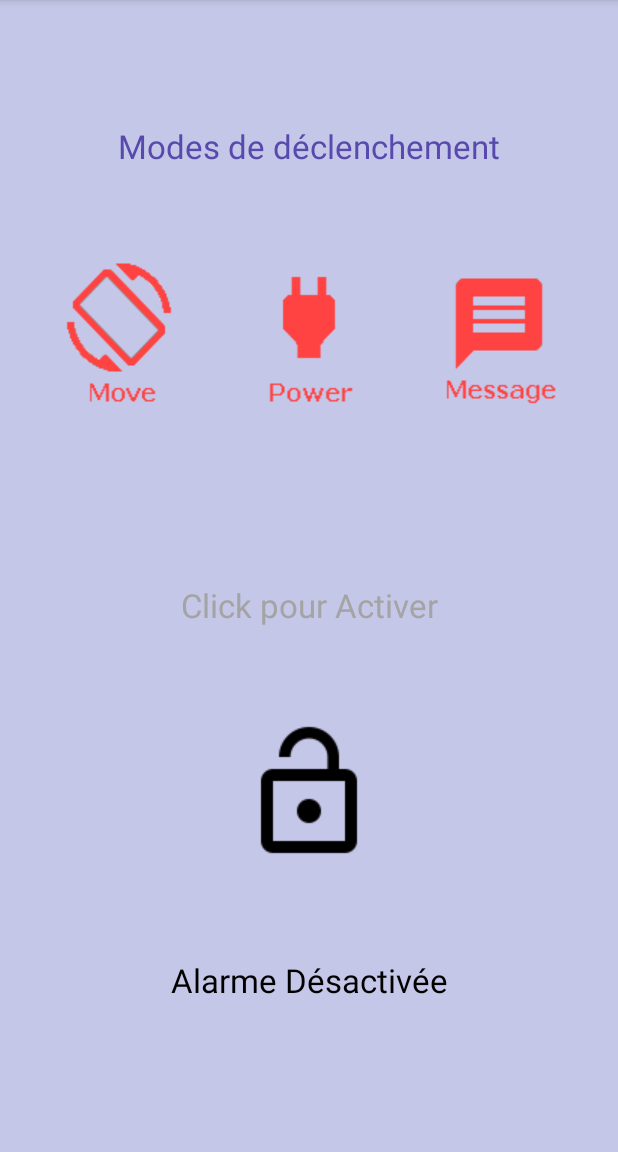
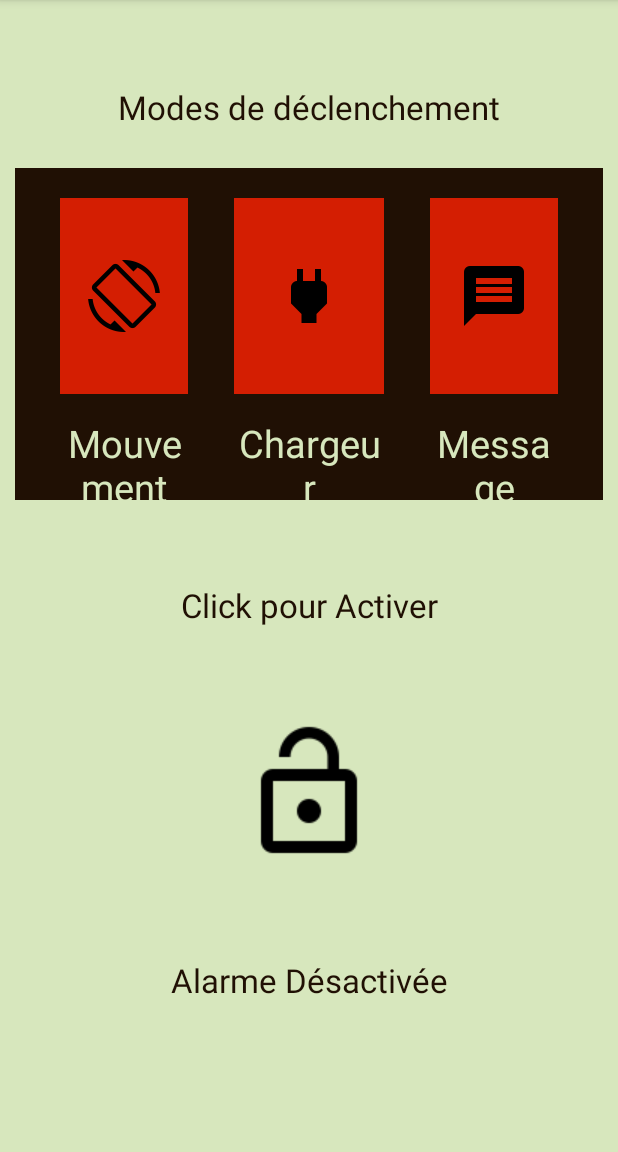
Before and after one commit to BenjaminDish/Thief_Catcher, an Android app: the screen it shows after launch (MainActivity), on a phone screen of 412 x 824 dp, the part 84-1236 px from its top. Run offline under Robolectric (Android 15) with nearby library versions, the phone set to English and light mode, and no system bars.

Commit message:
Refonte du layout

```diff
--- a/app/src/main/java/com/example/benjamin/thief_catcher/AlarmActivity.java
+++ b/app/src/main/java/com/example/benjamin/thief_catcher/AlarmActivity.java
@@ -46,12 +46,12 @@ public class AlarmActivity extends AppCompatActivity implements SensorEventListe
     private FragmentManager fragmentManager;
     private SharedPreferences sharedPref;
     private Intent intent;
-    private ImageButton imageButtonUnlock;
     private Boolean useCharge;
     private Boolean useMove;
     private Boolean useSms;
     private double motionSensibility;
     private FrameLayout frameAlarm;
+    private ImageButton imageButtonUnlock;
     private TextView message;
     private AudioManager am;
     private Integer couleur_fond;
@@ -96,6 +96,7 @@ public class AlarmActivity extends AppCompatActivity implements SensorEventListe
         setContentView(R.layout.activity_alarm);
 
         frameAlarm = (FrameLayout) findViewById(R.id.frameAlarm);
+        imageButtonUnlock = (ImageButton) findViewById(R.id.imageButtonUnlock);
         message = (TextView) findViewById(R.id.fullscreen_content);
 
         final View contentView = findViewById(R.id.fullscreen_content);
@@ -209,11 +210,13 @@ public class AlarmActivity extends AppCompatActivity implements SensorEventListe
                     public void run() {
                         if (couleur_fond.equals(ContextCompat.getColor(AlarmActivity.this, R.color.blue))) {
                             frameAlarm.setBackgroundColor(ContextCompat.getColor(AlarmActivity.this, R.color.red));
+                            imageButtonUnlock.setBackgroundColor(ContextCompat.getColor(AlarmActivity.this, R.color.red));
                             couleur_fond = ContextCompat.getColor(AlarmActivity.this, R.color.red);
                         }
                         else
                         {
                             frameAlarm.setBackgroundColor(ContextCompat.getColor(AlarmActivity.this, R.color.blue));
+                            imageButtonUnlock.setBackgroundColor(ContextCompat.getColor(AlarmActivity.this, R.color.blue));
                             couleur_fond = ContextCompat.getColor(AlarmActivity.this, R.color.blue);
                         }
                     }
--- a/app/src/main/java/com/example/benjamin/thief_catcher/MainActivity.java
+++ b/app/src/main/java/com/example/benjamin/thief_catcher/MainActivity.java
@@ -1,36 +1,29 @@
 package com.example.benjamin.thief_catcher;
 
-import android.app.FragmentManager;
 import android.content.Context;
 import android.content.Intent;
 import android.content.IntentFilter;
 import android.content.SharedPreferences;
 import android.content.pm.PackageManager;
-import android.content.res.Resources;
 import android.os.BatteryManager;
 import android.os.Bundle;
 import android.preference.PreferenceManager;
+import android.support.v4.content.ContextCompat;
 import android.support.v7.app.AppCompatActivity;
-import android.text.SpannableString;
-import android.text.Spanned;
-import android.text.style.ImageSpan;
-import android.util.Log;
 import android.view.Menu;
 import android.view.MenuItem;
 import android.view.View;
-import android.widget.CompoundButton;
 import android.widget.ImageButton;
 import android.widget.Toast;
-import android.widget.ToggleButton;
 
 public class MainActivity extends AppCompatActivity {
 
 
 
     ImageButton imageButtonLock;
-    ToggleButton toggleButtonMove;
-    ToggleButton toggleButtonSms;
-    ToggleButton toggleButtonCharge;
+    ImageButton imageButtonMove;
+    ImageButton imageButtonSms;
+    ImageButton imageButtonCharge;
     public Boolean useMove = false;
     public Boolean useCharge = false;
     public Boolean useSms = false;
@@ -43,51 +36,49 @@ public class MainActivity extends AppCompatActivity {
     protected void onCreate(Bundle savedInstanceState) {
         super.onCreate(savedInstanceState);
         setContentView(R.layout.activity_main);
+
+        imageButtonMove = (ImageButton) this.findViewById(R.id.imageButtonMove);
+        imageButtonMove.setImageResource(R.drawable.ic_screen_rotation_black);
+        imageButtonMove.setBackgroundColor(ContextCompat.getColor(MainActivity.this, R.color.red_button));
+
+        imageButtonCharge = (ImageButton) this.findViewById(R.id.imageButtonCharge);
+        imageButtonCharge.setImageResource(R.drawable.ic_power_black);
+        imageButtonCharge.setBackgroundColor(ContextCompat.getColor(MainActivity.this, R.color.red_button));
+
+        imageButtonSms = (ImageButton) this.findViewById(R.id.imageButtonSms);
+        imageButtonSms.setImageResource(R.drawable.ic_message_black);
+        imageButtonSms.setBackgroundColor(ContextCompat.getColor(MainActivity.this, R.color.red_button));
+
+        imageButtonLock = (ImageButton) this.findViewById(R.id.imageButtonLock);
+        imageButtonLock.setImageResource(R.drawable.unlockicon);
+
+        imageButtonMove.setOnClickListener(new View.OnClickListener() {
+            public void onClick(View v) {
+                D_MoveClicked();
+            }
+        });
+        imageButtonCharge.setOnClickListener(new View.OnClickListener() {
+            public void onClick(View v) {
+                D_ChargeClicked();
+            }
+        });
+        imageButtonSms.setOnClickListener(new View.OnClickListener() {
+            public void onClick(View v) {
+                D_SmsClicked();
+            }
+        });
+        imageButtonLock.setOnClickListener(new View.OnClickListener() {
+            public void onClick(View v) {
+                D_LockClicked();
+            }
+        });
+
     }
 
     @Override
     public boolean onCreateOptionsMenu(Menu menu) {
         // Inflate the menu; this adds items to the action bar if it is present.
         getMenuInflater().inflate(R.menu.menu_main, menu);
-
-
-
-        toggleButtonMove = (ToggleButton) this.findViewById(R.id.toggleButtonMove);
-       toggleButtonSms = (ToggleButton) this.findViewById(R.id.toggleButtonSms);
-        toggleButtonCharge = (ToggleButton) this.findViewById(R.id.toggleButtonCharge);
-        imageButtonLock = (ImageButton) this.findViewById(R.id.imageButtonLock);
-
-        imageButtonLock.setImageResource(R.drawable.unlockicon);
-
-
-
-
-
-
-        toggleButtonMove.setOnCheckedChangeListener(new CompoundButton.OnCheckedChangeListener() {
-            @Override
-            public void onCheckedChanged(CompoundButton toggleButton, boolean isChecked) {
-                D_MoveChanged(isChecked);
-            }
-        }) ;
-        toggleButtonCharge.setOnCheckedChangeListener(new CompoundButton.OnCheckedChangeListener() {
-            @Override
-            public void onCheckedChanged(CompoundButton toggleButton, boolean isChecked) {
-                D_ChargeChanged(isChecked);
-            }
-        }) ;
-        toggleButtonSms.setOnCheckedChangeListener(new CompoundButton.OnCheckedChangeListener() {
-            @Override
-            public void onCheckedChanged(CompoundButton toggleButton, boolean isChecked) {
-                D_SmsChanged(isChecked);
-            }
-        }) ;
-        imageButtonLock.setOnClickListener(new View.OnClickListener() {
-            public void onClick(View v) {
-                D_LockClicked();
-            }
-        });
-
         return true;
     }
 
@@ -110,11 +101,18 @@ public class MainActivity extends AppCompatActivity {
         return super.onOptionsItemSelected(item);
     }
 
-    private void D_MoveChanged(Boolean isChecked){
-        useMove = isChecked;
+    private void D_MoveClicked(){
+        if (useMove == false){
+            useMove = true;
+            imageButtonMove.setBackgroundColor(ContextCompat.getColor(MainActivity.this, R.color.green_button));
+        }
+        else
+        {
+            useMove = false;
+            imageButtonMove.setBackgroundColor(ContextCompat.getColor(MainActivity.this, R.color.red_button));
+        }
     }
-
-    private void D_ChargeChanged(Boolean isChecked){
+    private void D_ChargeClicked(){
         IntentFilter filter = new IntentFilter(Intent.ACTION_BATTERY_CHANGED);
         Intent batteryStatus = registerReceiver(null, filter);
 
@@ -123,12 +121,20 @@ public class MainActivity extends AppCompatActivity {
         switch (chargeState) {
             case BatteryManager.BATTERY_STATUS_CHARGING:
             case BatteryManager.BATTERY_STATUS_FULL:
-                useCharge = isChecked;
                 // Le téléphone est branché
-
+                if (useCharge == false){
+                    useCharge = true;
+                    imageButtonCharge.setBackgroundColor(ContextCompat.getColor(MainActivity.this, R.color.green_button));
+                }
+                else
+                {
+                    useCharge = false;
+                    imageButtonCharge.setBackgroundColor(ContextCompat.getColor(MainActivity.this, R.color.red_button));
+                }
                 break;
             default:
-                toggleButtonCharge.setChecked(false);
+                useCharge = false;
+                imageButtonCharge.setBackgroundColor(ContextCompat.getColor(MainActivity.this, R.color.red_button));
 
                 Context context = getApplicationContext();
                 int duration = Toast.LENGTH_SHORT;
@@ -139,11 +145,20 @@ public class MainActivity extends AppCompatActivity {
 
 
     }
-    private void D_SmsChanged(Boolean isChecked){
+    private void D_SmsClicked(){
         if (getPackageManager().hasSystemFeature(PackageManager.FEATURE_TELEPHONY)) {
-            useSms = isChecked;
+            if (useSms == false){
+                useSms = true;
+                imageButtonSms.setBackgroundColor(ContextCompat.getColor(MainActivity.this, R.color.green_button));
+            }
+            else
+            {
+                useSms = false;
+                imageButtonSms.setBackgroundColor(ContextCompat.getColor(MainActivity.this, R.color.red_button));
+            }
         } else {
-            toggleButtonSms.setChecked(false);
+            useSms = false;
+            imageButtonSms.setBackgroundColor(ContextCompat.getColor(MainActivity.this, R.color.red_button));
 
             Context context = getApplicationContext();
             int duration = Toast.LENGTH_SHORT;
--- a/app/src/main/res/drawable/check_move.xml
+++ b/app/src/main/res/drawable/check_move.xml
@@ -1,10 +1,9 @@
 <?xml version="1.0" encoding="utf-8"?>
 <selector xmlns:android="http://schemas.android.com/apk/res/android">
-    <!-- When selected, use grey -->
+    // Etat du bouton si checked
     <item android:drawable="@drawable/moveicongreen"
         android:state_checked="true" />
-    <!-- When not selected, use white-->
+    // Etat du bouton sinon
     <item android:drawable="@drawable/moveiconred"
         android:state_checked="false"/>
-
 </selector>
--- a/app/src/main/res/drawable/check_sms.xml
+++ /dev/null
@@ -1,10 +0,0 @@
-<?xml version="1.0" encoding="utf-8"?>
-<selector xmlns:android="http://schemas.android.com/apk/res/android">
-    <!-- When selected, use grey -->
-    <item android:drawable="@drawable/smsicongreen"
-        android:state_checked="true" />
-    <!-- When not selected, use white-->
-    <item android:drawable="@drawable/smsiconred"
-        android:state_checked="false"/>
-
-</selector>
--- a/app/src/main/res/layout/activity_activation.xml
+++ b/app/src/main/res/layout/activity_activation.xml
@@ -1,6 +1,6 @@
 <FrameLayout xmlns:android="http://schemas.android.com/apk/res/android"
     xmlns:tools="http://schemas.android.com/tools" android:layout_width="match_parent"
-    android:layout_height="match_parent" android:background="@color/blue_menu"
+    android:layout_height="match_parent" android:background="@color/fond_app"
     tools:context="com.example.benjamin.thiefcatcher.ActivationActivity">
 
     <!-- The primary full-screen view. This can be replaced with whatever view
@@ -24,7 +24,7 @@
             android:textAppearance="@android:style/TextAppearance.Large"
             android:textSize="30dp"
             android:gravity="center"
-            android:textColor="@color/black" />
+            android:textColor="@color/text_app" />
 
         <TextView
             android:id="@+id/textViewCompteur"
@@ -35,7 +35,7 @@
             android:textAppearance="@android:style/TextAppearance.Large"
             android:textSize="50dp"
             android:gravity="top|center_horizontal"
-            android:textColor="@color/black" />
+            android:textColor="@color/text_app" />
 
         <TextView
             android:id="@+id/messageMove"
@@ -46,7 +46,7 @@
             android:layout_weight="0.4"
             android:textAppearance="@android:style/TextAppearance.Large"
             android:gravity="center"
-            android:textColor="@color/black" />
+            android:textColor="@color/text_app" />
 
     </LinearLayout>
 
--- a/app/src/main/res/layout/activity_alarm.xml
+++ b/app/src/main/res/layout/activity_alarm.xml
@@ -1,6 +1,6 @@
 <FrameLayout xmlns:android="http://schemas.android.com/apk/res/android"
     xmlns:tools="http://schemas.android.com/tools" android:layout_width="match_parent"
-    android:layout_height="match_parent" android:background="@color/blue_menu"
+    android:layout_height="match_parent" android:background="@color/fond_app"
     tools:context="com.example.benjamin.thief_catcher.AlarmActivity"
     android:id="@+id/frameAlarm">
 
@@ -27,10 +27,10 @@
             android:layout_height="fill_parent"
             android:keepScreenOn="true"
             android:gravity="bottom|center_horizontal"
-            android:text="L&apos;alarme est activée\n Appuyez pour delocker"
+            android:text="\nAppuyez pour delocker"
             android:layout_weight="0.8"
             android:textAppearance="?android:attr/textAppearanceLarge"
-            android:textColor="@color/gris_texte" />
+            android:textColor="@color/text_app" />
 
         <ImageButton
             android:layout_width="fill_parent"
@@ -38,7 +38,7 @@
             android:id="@+id/imageButtonUnlock"
             android:layout_weight="0.6"
             android:layout_gravity="center_horizontal"
-            android:background="@color/blue_menu"
+            android:background="@color/fond_app"
             android:layout_marginTop="30dp"
             android:layout_marginBottom="30dp"
             android:layout_marginRight="20dp"
@@ -53,7 +53,7 @@
             android:layout_weight="0.8"
             android:textSize="20dp"
             android:gravity="center_vertical|center_horizontal"
-            android:textColor="@color/black" />
+            android:textColor="@color/text_app" />
     </LinearLayout>
 
     <!-- This FrameLayout insets its children based on system windows using
--- a/app/src/main/res/layout/activity_main.xml
+++ b/app/src/main/res/layout/activity_main.xml
@@ -4,79 +4,125 @@
     android:orientation="vertical"
     android:layout_width="match_parent"
     android:layout_height="match_parent"
-    android:background="@color/blue_menu">
+    android:background="@color/fond_app">
 
     <TextView
         android:layout_width="fill_parent"
         android:layout_height="fill_parent"
         android:textAppearance="?android:attr/textAppearanceLarge"
-        android:text="Modes de déclenchement"
+        android:text="Modes de déclenchement\n"
         android:id="@+id/textViewModeSelection"
         android:layout_gravity="center_horizontal"
         android:layout_weight="0.72"
         android:gravity="bottom|center_horizontal"
-        android:textColor="@color/blue_text" />
+        android:textColor="@color/text_app"
+        android:background="@color/fond_app" />
 
     <LinearLayout
         android:orientation="horizontal"
-        android:layout_width="wrap_content"
+        android:layout_width="fill_parent"
         android:layout_height="fill_parent"
         android:layout_gravity="center_horizontal"
         android:layout_weight="0.6"
         android:gravity="center"
-        android:layout_margin="1dp">
+        android:background="@color/text_app"
+        android:layout_marginRight="10dp"
+        android:layout_marginLeft="10dp">
 
-        <ToggleButton
-            android:layout_width="wrap_content"
-            android:layout_height="wrap_content"
-            android:id="@+id/toggleButtonMove"
+        <LinearLayout
+            android:orientation="vertical"
+            android:layout_width="fill_parent"
+            android:layout_height="fill_parent"
             android:layout_weight="1"
-            android:checked="false"
             android:layout_marginLeft="30dp"
-            android:layout_marginTop="15dp"
-            android:layout_marginRight="15dp"
-            android:layout_marginBottom="15dp"
-            android:clickable="true"
-            android:elegantTextHeight="false"
-            android:enabled="true"
-            android:focusable="false"
-            android:textOff=" "
-            android:textOn=" "
-            android:singleLine="false"
-            android:padding="10dp"
-            android:background="@drawable/check_move"
-        />
+            android:layout_marginRight="15dp">
 
-        <ToggleButton
-            android:layout_width="wrap_content"
-            android:layout_height="wrap_content"
-            android:id="@+id/toggleButtonCharge"
+            <ImageButton
+                android:layout_width="fill_parent"
+                android:layout_height="fill_parent"
+                android:id="@+id/imageButtonMove"
+                android:layout_weight="1"
+                android:layout_marginTop="20dp"
+                android:layout_marginBottom="15dp"
+                android:src="@drawable/ic_screen_rotation_black"
+                android:background="@color/red_button" />
+
+            <TextView
+                android:layout_width="fill_parent"
+                android:layout_height="fill_parent"
+                android:textAppearance="?android:attr/textAppearanceLarge"
+                android:text="Mouvement"
+                android:id="@+id/textView3"
+                android:layout_weight="3"
+                android:gravity="top|center_horizontal"
+                android:textColor="@color/fond_app"
+                android:textSize="25dp" />
+        </LinearLayout>
+
+        <LinearLayout
+            android:orientation="vertical"
+            android:layout_width="fill_parent"
+            android:layout_height="fill_parent"
             android:layout_weight="1"
-            android:layout_margin="15dp"
-            android:textOff=" "
-            android:textOn=" "
-            android:text=" "
-            android:enabled="true"
-            android:clickable="true"
-            android:padding="10dp"
-            android:background="@drawable/check_charge"/>
+            android:layout_marginLeft="15dp"
+            android:layout_marginRight="15dp">
 
-        <ToggleButton
-            android:layout_width="wrap_content"
-            android:layout_height="wrap_content"
-            android:text=" "
-            android:id="@+id/toggleButtonSms"
+            <ImageButton
+                android:layout_width="fill_parent"
+                android:layout_height="fill_parent"
+                android:id="@+id/imageButtonCharge"
+                android:layout_weight="1"
+                android:layout_marginTop="20dp"
+                android:layout_marginBottom="15dp"
+                android:src="@drawable/ic_power_black"
+                android:background="@color/red_button" />
+
+            <TextView
+                android:layout_width="fill_parent"
+                android:layout_height="fill_parent"
+                android:textAppearance="?android:attr/textAppearanceLarge"
+                android:text="Chargeur"
+                android:id="@+id/textView2"
+                android:layout_gravity="center_horizontal"
+                android:layout_weight="3"
+                android:gravity="top|center_horizontal"
+                android:textColor="@color/fond_app"
+                android:textSize="25dp" />
+        </LinearLayout>
+
+        <LinearLayout
+            android:orientation="vertical"
+            android:layout_width="fill_parent"
+            android:layout_height="fill_parent"
+            android:layout_gravity="center_vertical"
             android:layout_weight="1"
-            android:textOn=" "
-            android:textOff=" "
-            android:enabled="true"
-            android:clickable="true"
-            android:padding="10dp"
-            android:background="@drawable/check_sms"
             android:layout_marginLeft="15dp"
-            android:layout_marginTop="15dp"
-            android:layout_marginRight="30dp"
-            android:layout_marginBottom="15dp"/>
+            android:layout_marginRight="30dp">
+
+            <ImageButton
+                android:layout_width="fill_parent"
+                android:layout_height="fill_parent"
+                android:id="@+id/imageButtonSms"
+                android:layout_weight="1"
+                android:layout_marginBottom="15dp"
+                android:clickable="true"
+                android:src="@drawable/ic_message_black"
+                android:layout_marginTop="20dp"
+                android:adjustViewBounds="false"
+                android:background="@color/red_button" />
+
+            <TextView
+                android:layout_width="fill_parent"
+                android:layout_height="fill_parent"
+                android:textAppearance="?android:attr/textAppearanceLarge"
+                android:text="Message"
+                android:id="@+id/textView"
+                android:layout_gravity="center_horizontal"
+                android:layout_weight="3"
+                android:gravity="top|center_horizontal"
+                android:textColor="@color/fond_app"
+                android:textSize="25dp" />
+        </LinearLayout>
 
     </LinearLayout>
 
@@ -89,7 +135,7 @@
         android:layout_gravity="center_horizontal"
         android:layout_weight="0.75"
         android:gravity="bottom|center_horizontal"
-        android:textColor="@color/gris_texte" />
+        android:textColor="@color/text_app" />
 
     <ImageButton
         android:layout_width="fill_parent"
@@ -101,8 +147,9 @@
         android:layout_marginRight="20dp"
         android:layout_marginTop="30dp"
         android:layout_marginBottom="30dp"
-        android:background="@color/blue_menu"
-        android:clickable="true" />
+        android:background="@color/fond_app"
+        android:clickable="true"
+        android:src="@drawable/unlockicon" />
 
     <TextView
         android:layout_width="fill_parent"
@@ -113,5 +160,5 @@
         android:layout_gravity="center_horizontal"
         android:layout_weight="0.7"
         android:gravity="top|center_horizontal"
-        android:textColor="@color/black" />
+        android:textColor="@color/text_app" />
 </LinearLayout>
--- a/app/src/main/res/values/colors.xml
+++ b/app/src/main/res/values/colors.xml
@@ -1,11 +1,11 @@
 <resources>
-
     <color name="black_overlay">#66000000</color>
     <color name="black">#000000</color>
     <color name="blue">#0b0aff</color>
-    <color name="blue_menu">#c5c7e8</color>
-    <color name="blue_text">#5849ad</color>
+    <color name="fond_app">#D7E7BD</color>
+    <color name="text_app">#201004</color>
     <color name="red">#ff0c0e</color>
     <color name="gris_texte">#a4a4a4</color>
-
+    <color name="green_button">#B1DD97</color>
+    <color name="red_button">#D41E02</color>
 </resources>
```
Also changed, not shown: app/src/main/res/drawable-hdpi/ic_message_black.png (added), app/src/main/res/drawable-hdpi/ic_power_black.png (added), app/src/main/res/drawable-hdpi/ic_screen_rotation_black.png (added), app/src/main/res/drawable-mdpi/ic_message_black.png (added), app/src/main/res/drawable-mdpi/ic_power_black.png (added), app/src/main/res/drawable-mdpi/ic_screen_rotation_black.png (added), app/src/main/res/drawable-xhdpi/ic_message_black.png (added), app/src/main/res/drawable-xhdpi/ic_power_black.png (added), app/src/main/res/drawable-xhdpi/ic_screen_rotation_black.png (added), app/src/main/res/drawable/ic_message_black.png (added), app/src/main/res/drawable/ic_power_black.png (added), app/src/main/res/drawable/ic_screen_rotation_black.png (added).
